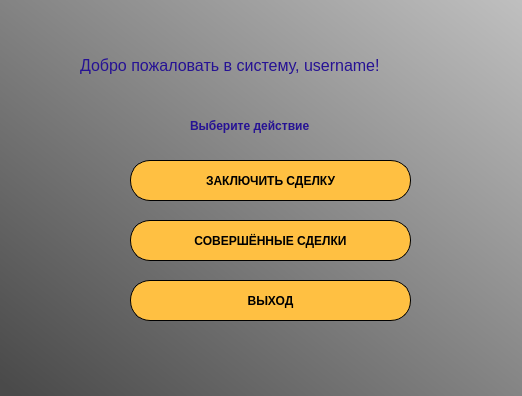
First picture: the form in Interfaces/UI/ClientWindows/ClientWindow.ui, repository Student7751/CourseWork, before the edit.
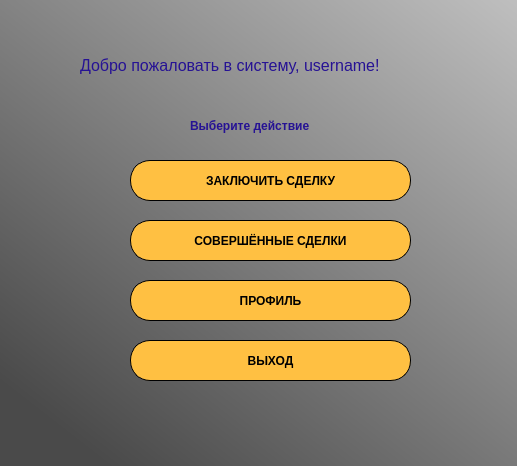
Second picture: the form after the edit.

```diff
--- a/Interfaces/UI/ClientWindows/ClientWindow.ui
+++ b/Interfaces/UI/ClientWindows/ClientWindow.ui
@@ -6,8 +6,8 @@
    <rect>
     <x>0</x>
     <y>0</y>
-    <width>522</width>
-    <height>396</height>
+    <width>517</width>
+    <height>466</height>
    </rect>
   </property>
   <property name="windowTitle">
@@ -59,7 +59,7 @@
     <property name="geometry">
      <rect>
       <x>130</x>
-      <y>280</y>
+      <y>340</y>
       <width>281</width>
       <height>41</height>
      </rect>
@@ -149,6 +149,31 @@
      <string>Выберите действие</string>
     </property>
    </widget>
+   <widget class="QPushButton" name="profileBtn">
+    <property name="geometry">
+     <rect>
+      <x>130</x>
+      <y>280</y>
+      <width>281</width>
+      <height>41</height>
+     </rect>
+    </property>
+    <property name="font">
+     <font>
+      <weight>75</weight>
+      <bold>true</bold>
+     </font>
+    </property>
+    <property name="styleSheet">
+     <string notr="true">border-color: rgb(255, 249, 62);
+border-radius: 20px;
+background-color: rgb(255, 192, 66);
+border: 1px solid #000000</string>
+    </property>
+    <property name="text">
+     <string>ПРОФИЛЬ</string>
+    </property>
+   </widget>
   </widget>
  </widget>
  <resources/>
```
Left out of the diff: 12 changed lines with no effect on the pictures.
